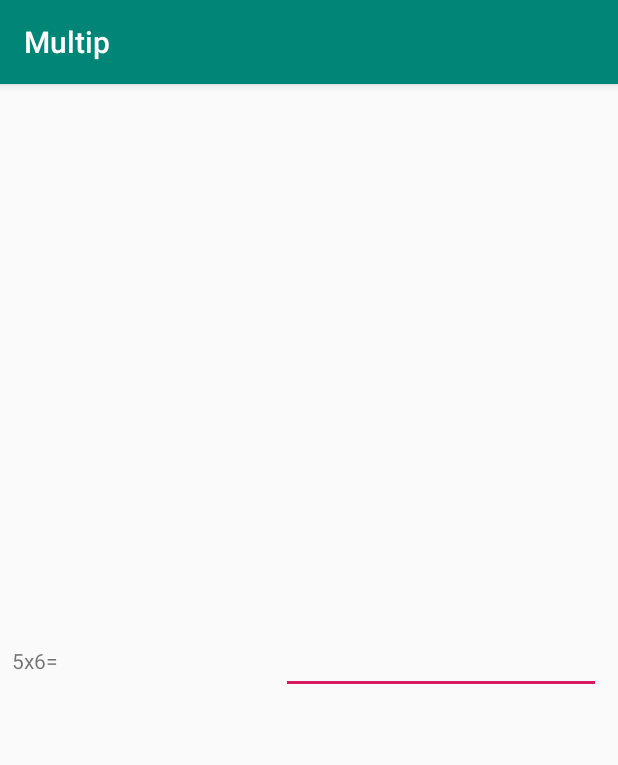
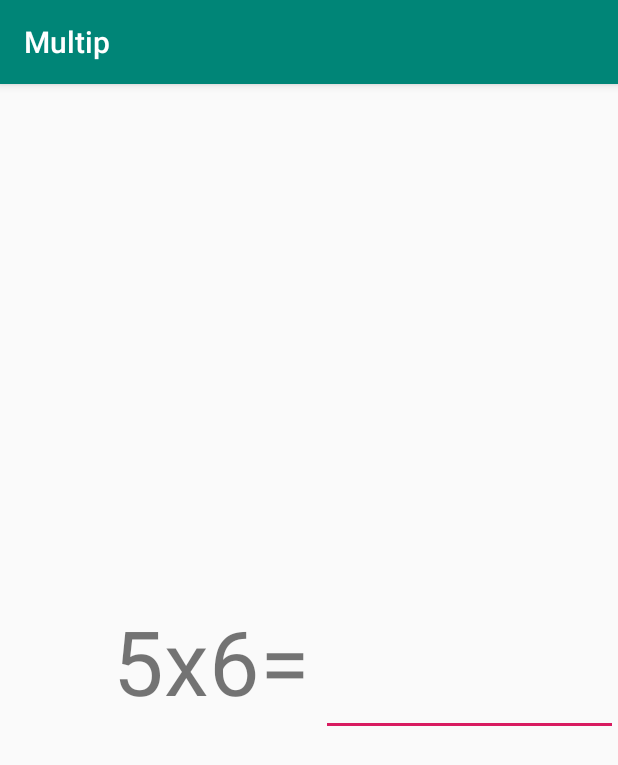
Before and after one commit to walles/catiplicator, an Android app: the screen it shows after launch (GameActivity), on a phone screen of 412 x 824 dp. Shown: the top 765 px of the screen. Run offline under Robolectric (Android 15) with nearby library versions, the phone set to English and light mode, and no system bars.

Commit message:
Beautify game layout a bit

```diff
--- a/app/src/main/res/layout/activity_game.xml
+++ b/app/src/main/res/layout/activity_game.xml
@@ -9,31 +9,35 @@
 
     <TextView
         android:id="@+id/question"
-        android:layout_width="wrap_content"
+        android:layout_width="0dp"
         android:layout_height="wrap_content"
         android:layout_marginStart="8dp"
         android:layout_marginTop="8dp"
         android:layout_marginBottom="8dp"
         android:ems="10"
         android:text="5x6="
+        android:textAlignment="textEnd"
+        android:textSize="60sp"
         app:layout_constraintBottom_toBottomOf="parent"
+        app:layout_constraintEnd_toStartOf="@id/answer"
         app:layout_constraintStart_toStartOf="parent"
         app:layout_constraintTop_toTopOf="parent"/>
 
     <EditText
         android:id="@+id/answer"
-        android:layout_width="wrap_content"
+        android:layout_width="0dp"
         android:layout_height="wrap_content"
         android:layout_marginStart="8dp"
         android:layout_marginTop="8dp"
         android:layout_marginBottom="8dp"
         android:ems="10"
+        android:importantForAutofill="no"
         android:inputType="number"
+        android:textSize="60sp"
         app:layout_constraintBottom_toBottomOf="parent"
+        app:layout_constraintEnd_toEndOf="parent"
         app:layout_constraintStart_toEndOf="@+id/question"
         app:layout_constraintTop_toTopOf="parent"
-        app:layout_constraintEnd_toEndOf="parent"
-        android:importantForAutofill="no"
-        tools:targetApi="o"
-        tools:ignore="LabelFor"/>
+        tools:ignore="LabelFor"
+        tools:targetApi="o"/>
 </android.support.constraint.ConstraintLayout>
```
Also changed, not shown: 1 other file.
